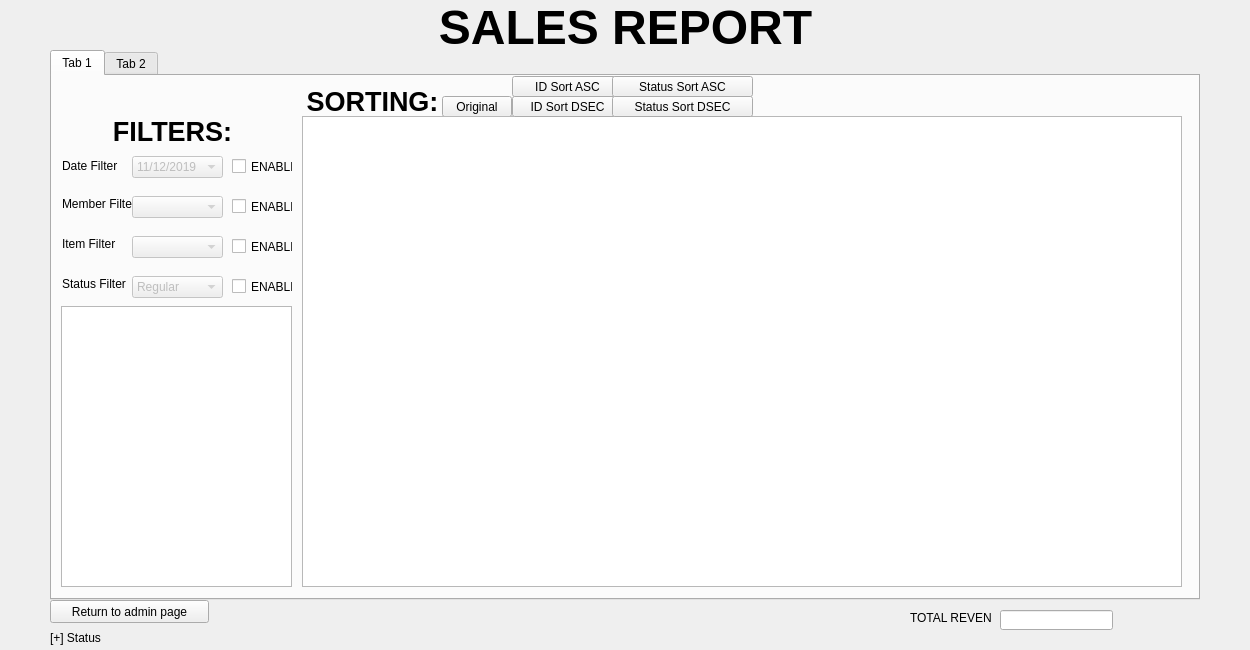
Before: the Qt Designer form Project2/admin_sales_report.ui in tdragon00/CS1C_Project_2, drawn with Qt 5.
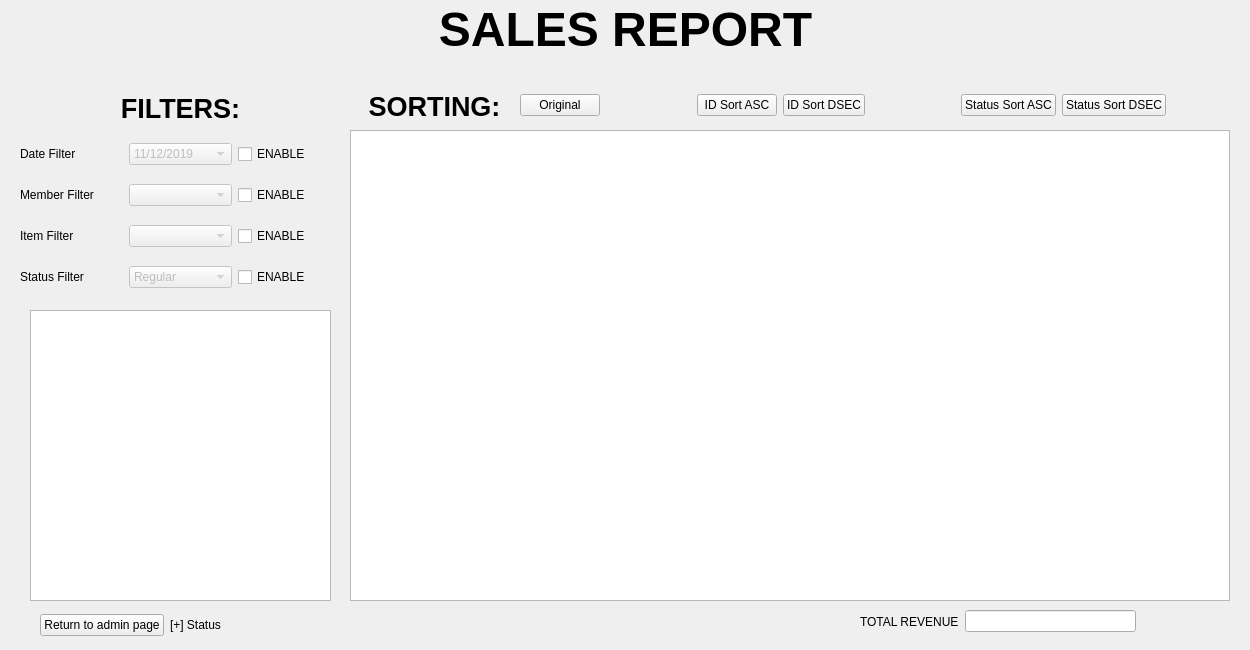
After: the same form once the commit is applied.

What changed in the file:
```diff
--- a/Project2/admin_sales_report.ui
+++ b/Project2/admin_sales_report.ui
@@ -19,136 +19,20 @@
      <x>0</x>
      <y>0</y>
      <width>1251</width>
-     <height>51</height>
+     <height>60</height>
     </rect>
    </property>
    <property name="text">
     <string>&lt;html&gt;&lt;head/&gt;&lt;body&gt;&lt;p align=&quot;center&quot;&gt;&lt;span style=&quot; font-size:36pt; font-weight:600;&quot;&gt; SALES REPORT&lt;/span&gt;&lt;/p&gt;&lt;/body&gt;&lt;/html&gt;</string>
    </property>
   </widget>
-  <widget class="QPushButton" name="returnButton">
-   <property name="geometry">
-    <rect>
-     <x>50</x>
-     <y>600</y>
-     <width>159</width>
-     <height>23</height>
-    </rect>
-   </property>
-   <property name="text">
-    <string>Return to admin page</string>
-   </property>
-  </widget>
-  <widget class="QLabel" name="statusLine">
-   <property name="geometry">
-    <rect>
-     <x>50</x>
-     <y>630</y>
-     <width>141</width>
-     <height>16</height>
-    </rect>
-   </property>
-   <property name="text">
-    <string>[+] Status</string>
-   </property>
-  </widget>
-  <widget class="QTabWidget" name="tabWidget">
-   <property name="geometry">
-    <rect>
-     <x>50</x>
-     <y>50</y>
-     <width>1150</width>
-     <height>550</height>
-    </rect>
-   </property>
-   <property name="currentIndex">
-    <number>0</number>
-   </property>
-   <widget class="QWidget" name="tab">
-    <attribute name="title">
-     <string>Tab 1</string>
-    </attribute>
-    <widget class="QCheckBox" name="checkDateFilter">
-     <property name="geometry">
-      <rect>
-       <x>180</x>
-       <y>80</y>
-       <width>61</width>
-       <height>21</height>
-      </rect>
-     </property>
-     <property name="text">
-      <string>ENABLE</string>
-     </property>
-    </widget>
-    <widget class="QComboBox" name="dateFilter">
-     <property name="enabled">
-      <bool>false</bool>
-     </property>
-     <property name="geometry">
-      <rect>
-       <x>80</x>
-       <y>80</y>
-       <width>91</width>
-       <height>22</height>
-      </rect>
-     </property>
-     <item>
-      <property name="text">
-       <string>11/12/2019</string>
-      </property>
-     </item>
-     <item>
-      <property name="text">
-       <string>11/13/2019</string>
-      </property>
-     </item>
-     <item>
-      <property name="text">
-       <string>11/14/2019</string>
-      </property>
-     </item>
-     <item>
-      <property name="text">
-       <string>11/15/2019</string>
-      </property>
-     </item>
-     <item>
-      <property name="text">
-       <string>11/16/2019</string>
-      </property>
-     </item>
-     <item>
-      <property name="text">
-       <string>11/17/2019</string>
-      </property>
-     </item>
-     <item>
-      <property name="text">
-       <string>11/18/2019</string>
-      </property>
-     </item>
-    </widget>
-    <widget class="QPushButton" name="originalSort">
-     <property name="geometry">
-      <rect>
-       <x>390</x>
-       <y>20</y>
-       <width>70</width>
-       <height>21</height>
-      </rect>
-     </property>
-     <property name="text">
-      <string>Original</string>
-     </property>
-    </widget>
     <widget class="QLabel" name="label_4">
      <property name="geometry">
       <rect>
-       <x>250</x>
-       <y>10</y>
-       <width>141</width>
-       <height>31</height>
+     <x>360</x>
+     <y>90</y>
+     <width>149</width>
+     <height>33</height>
       </rect>
      </property>
      <property name="text">
@@ -158,18 +42,18 @@
     <widget class="QTableView" name="memberTable">
      <property name="geometry">
       <rect>
-       <x>9</x>
-       <y>230</y>
-       <width>231</width>
-       <height>281</height>
+     <x>30</x>
+     <y>310</y>
+     <width>301</width>
+     <height>291</height>
       </rect>
      </property>
     </widget>
     <widget class="QTableView" name="salesRepTable">
      <property name="geometry">
       <rect>
-       <x>250</x>
-       <y>40</y>
+     <x>350</x>
+     <y>130</y>
        <width>880</width>
        <height>471</height>
       </rect>
@@ -178,200 +62,238 @@
       <bool>true</bool>
      </property>
     </widget>
+  <widget class="QWidget" name="">
+   <property name="geometry">
+    <rect>
+     <x>860</x>
+     <y>610</y>
+     <width>276</width>
+     <height>23</height>
+    </rect>
+   </property>
+   <layout class="QHBoxLayout" name="horizontalLayout">
+    <item>
+     <widget class="QLabel" name="label_8">
+      <property name="text">
+       <string>TOTAL REVENUE</string>
+      </property>
+     </widget>
+    </item>
+    <item>
+     <widget class="QLineEdit" name="lineEdit">
+      <property name="readOnly">
+       <bool>true</bool>
+      </property>
+     </widget>
+    </item>
+   </layout>
+  </widget>
+  <widget class="QWidget" name="">
+   <property name="geometry">
+    <rect>
+     <x>520</x>
+     <y>90</y>
+     <width>646</width>
+     <height>30</height>
+    </rect>
+   </property>
+   <layout class="QHBoxLayout" name="horizontalLayout_2">
+    <item>
+     <widget class="QPushButton" name="originalSort">
+      <property name="text">
+       <string>Original</string>
+      </property>
+     </widget>
+    </item>
+    <item>
+     <spacer name="horizontalSpacer">
+      <property name="orientation">
+       <enum>Qt::Horizontal</enum>
+      </property>
+      <property name="sizeHint" stdset="0">
+       <size>
+        <width>40</width>
+        <height>20</height>
+       </size>
+      </property>
+     </spacer>
+    </item>
+    <item>
     <widget class="QPushButton" name="idAscSort">
-     <property name="geometry">
-      <rect>
-       <x>460</x>
-       <y>0</y>
-       <width>111</width>
-       <height>21</height>
-      </rect>
-     </property>
      <property name="text">
       <string>ID Sort ASC</string>
      </property>
     </widget>
-    <widget class="QCheckBox" name="checkMemberFilter">
-     <property name="geometry">
-      <rect>
-       <x>180</x>
-       <y>120</y>
-       <width>61</width>
-       <height>21</height>
-      </rect>
-     </property>
-     <property name="text">
-      <string>ENABLE</string>
-     </property>
-    </widget>
+    </item>
+    <item>
     <widget class="QPushButton" name="idDescSort">
-     <property name="geometry">
-      <rect>
-       <x>460</x>
-       <y>20</y>
-       <width>111</width>
-       <height>21</height>
-      </rect>
-     </property>
      <property name="text">
       <string>ID Sort DSEC</string>
      </property>
     </widget>
+    </item>
+    <item>
+     <spacer name="horizontalSpacer_2">
+      <property name="orientation">
+       <enum>Qt::Horizontal</enum>
+      </property>
+      <property name="sizeHint" stdset="0">
+       <size>
+        <width>40</width>
+        <height>20</height>
+       </size>
+      </property>
+     </spacer>
+    </item>
+    <item>
+     <widget class="QPushButton" name="statusAscSort">
+      <property name="text">
+       <string>Status Sort ASC</string>
+      </property>
+     </widget>
+    </item>
+    <item>
+     <widget class="QPushButton" name="statusDescSort">
+      <property name="text">
+       <string>Status Sort DSEC</string>
+      </property>
+     </widget>
+    </item>
+   </layout>
+  </widget>
+  <widget class="QWidget" name="">
+   <property name="geometry">
+    <rect>
+     <x>20</x>
+     <y>80</y>
+     <width>321</width>
+     <height>221</height>
+    </rect>
+   </property>
+   <layout class="QGridLayout" name="gridLayout">
+    <item row="0" column="0" colspan="3">
+     <widget class="QLabel" name="label_3">
+      <property name="sizePolicy">
+       <sizepolicy hsizetype="Preferred" vsizetype="Maximum">
+        <horstretch>0</horstretch>
+        <verstretch>0</verstretch>
+       </sizepolicy>
+      </property>
+      <property name="text">
+       <string>&lt;html&gt;&lt;head/&gt;&lt;body&gt;&lt;p align=&quot;center&quot;&gt;&lt;span style=&quot; font-size:20pt; font-weight:600;&quot;&gt;FILTERS:&lt;/span&gt;&lt;/p&gt;&lt;/body&gt;&lt;/html&gt;</string>
+      </property>
+     </widget>
+    </item>
+    <item row="1" column="0">
     <widget class="QLabel" name="label">
-     <property name="geometry">
-      <rect>
-       <x>10</x>
-       <y>80</y>
-       <width>71</width>
-       <height>20</height>
-      </rect>
-     </property>
      <property name="text">
       <string>Date Filter</string>
      </property>
     </widget>
+    </item>
+    <item row="1" column="1">
+     <widget class="QComboBox" name="dateFilter">
+      <property name="enabled">
+       <bool>false</bool>
+      </property>
+      <item>
+       <property name="text">
+        <string>11/12/2019</string>
+       </property>
+      </item>
+      <item>
+       <property name="text">
+        <string>11/13/2019</string>
+       </property>
+      </item>
+      <item>
+       <property name="text">
+        <string>11/14/2019</string>
+       </property>
+      </item>
+      <item>
+       <property name="text">
+        <string>11/15/2019</string>
+       </property>
+      </item>
+      <item>
+       <property name="text">
+        <string>11/16/2019</string>
+       </property>
+      </item>
+      <item>
+       <property name="text">
+        <string>11/17/2019</string>
+       </property>
+      </item>
+      <item>
+       <property name="text">
+        <string>11/18/2019</string>
+       </property>
+      </item>
+     </widget>
+    </item>
+    <item row="1" column="2">
+     <widget class="QCheckBox" name="checkDateFilter">
+      <property name="text">
+       <string>ENABLE</string>
+      </property>
+     </widget>
+    </item>
+    <item row="2" column="0">
     <widget class="QLabel" name="label_2">
-     <property name="geometry">
-      <rect>
-       <x>10</x>
-       <y>120</y>
-       <width>71</width>
-       <height>16</height>
-      </rect>
-     </property>
      <property name="text">
       <string>Member Filter</string>
      </property>
     </widget>
-    <widget class="QLabel" name="label_3">
-     <property name="geometry">
-      <rect>
-       <x>0</x>
-       <y>40</y>
-       <width>241</width>
-       <height>31</height>
-      </rect>
-     </property>
-     <property name="text">
-      <string>&lt;html&gt;&lt;head/&gt;&lt;body&gt;&lt;p align=&quot;center&quot;&gt;&lt;span style=&quot; font-size:20pt; font-weight:600;&quot;&gt;FILTERS:&lt;/span&gt;&lt;/p&gt;&lt;/body&gt;&lt;/html&gt;</string>
-     </property>
-    </widget>
+    </item>
+    <item row="2" column="1">
     <widget class="QComboBox" name="memberFilter">
      <property name="enabled">
       <bool>false</bool>
      </property>
-     <property name="geometry">
-      <rect>
-       <x>80</x>
-       <y>120</y>
-       <width>91</width>
-       <height>22</height>
-      </rect>
-     </property>
-    </widget>
-    <widget class="QComboBox" name="itemFilter">
-     <property name="enabled">
-      <bool>false</bool>
-     </property>
-     <property name="geometry">
-      <rect>
-       <x>80</x>
-       <y>160</y>
-       <width>91</width>
-       <height>22</height>
-      </rect>
-     </property>
-    </widget>
-    <widget class="QCheckBox" name="checkItemFilter">
-     <property name="geometry">
-      <rect>
-       <x>180</x>
-       <y>160</y>
-       <width>61</width>
-       <height>21</height>
-      </rect>
-     </property>
+     </widget>
+    </item>
+    <item row="2" column="2">
+     <widget class="QCheckBox" name="checkMemberFilter">
      <property name="text">
       <string>ENABLE</string>
      </property>
     </widget>
+    </item>
+    <item row="3" column="0">
     <widget class="QLabel" name="label_6">
-     <property name="geometry">
-      <rect>
-       <x>10</x>
-       <y>160</y>
-       <width>71</width>
-       <height>16</height>
-      </rect>
-     </property>
      <property name="text">
       <string>Item Filter</string>
      </property>
     </widget>
-    <widget class="QPushButton" name="statusAscSort">
-     <property name="geometry">
-      <rect>
-       <x>560</x>
-       <y>0</y>
-       <width>141</width>
-       <height>21</height>
-      </rect>
-     </property>
-     <property name="text">
-      <string>Status Sort ASC</string>
-     </property>
-    </widget>
-    <widget class="QPushButton" name="statusDescSort">
-     <property name="geometry">
-      <rect>
-       <x>560</x>
-       <y>20</y>
-       <width>141</width>
-       <height>21</height>
-      </rect>
-     </property>
+    </item>
+    <item row="3" column="1">
+     <widget class="QComboBox" name="itemFilter">
+      <property name="enabled">
+       <bool>false</bool>
+      </property>
+     </widget>
+    </item>
+    <item row="3" column="2">
+     <widget class="QCheckBox" name="checkItemFilter">
      <property name="text">
-      <string>Status Sort DSEC</string>
-     </property>
-    </widget>
+       <string>ENABLE</string>
+      </property>
+     </widget>
+    </item>
+    <item row="4" column="0">
     <widget class="QLabel" name="label_7">
-     <property name="geometry">
-      <rect>
-       <x>10</x>
-       <y>200</y>
-       <width>71</width>
-       <height>16</height>
-      </rect>
-     </property>
      <property name="text">
       <string>Status Filter</string>
      </property>
     </widget>
-    <widget class="QCheckBox" name="checkStatusFilter">
-     <property name="geometry">
-      <rect>
-       <x>180</x>
-       <y>200</y>
-       <width>61</width>
-       <height>21</height>
-      </rect>
-     </property>
-     <property name="text">
-      <string>ENABLE</string>
-     </property>
-    </widget>
+    </item>
+    <item row="4" column="1">
     <widget class="QComboBox" name="statusFilter">
      <property name="enabled">
       <bool>false</bool>
      </property>
-     <property name="geometry">
-      <rect>
-       <x>80</x>
-       <y>200</y>
-       <width>91</width>
-       <height>22</height>
-      </rect>
-     </property>
      <item>
       <property name="text">
        <string>Regular</string>
@@ -383,38 +305,41 @@
       </property>
      </item>
     </widget>
-   </widget>
-   <widget class="QWidget" name="tab_2">
-    <attribute name="title">
-     <string>Tab 2</string>
-    </attribute>
-   </widget>
-  </widget>
-  <widget class="QLabel" name="label_8">
+    </item>
+    <item row="4" column="2">
+     <widget class="QCheckBox" name="checkStatusFilter">
+      <property name="text">
+       <string>ENABLE</string>
+      </property>
+     </widget>
+    </item>
+   </layout>
+  </widget>
+  <widget class="QWidget" name="">
    <property name="geometry">
     <rect>
-     <x>910</x>
+     <x>40</x>
      <y>610</y>
-     <width>81</width>
-     <height>16</height>
+     <width>241</width>
+     <height>30</height>
     </rect>
    </property>
+   <layout class="QHBoxLayout" name="horizontalLayout_3">
+    <item>
+     <widget class="QPushButton" name="returnButton">
    <property name="text">
-    <string>TOTAL REVENUE</string>
-   </property>
-  </widget>
-  <widget class="QLineEdit" name="lineEdit">
-   <property name="geometry">
-    <rect>
-     <x>1000</x>
-     <y>610</y>
-     <width>113</width>
-     <height>20</height>
-    </rect>
-   </property>
-   <property name="readOnly">
-    <bool>true</bool>
-   </property>
+       <string>Return to admin page</string>
+      </property>
+     </widget>
+    </item>
+    <item>
+     <widget class="QLabel" name="statusLine">
+      <property name="text">
+       <string>[+] Status</string>
+      </property>
+     </widget>
+    </item>
+   </layout>
   </widget>
  </widget>
  <resources/>
```
Lines whose indentation alone changed are shown as unchanged.
